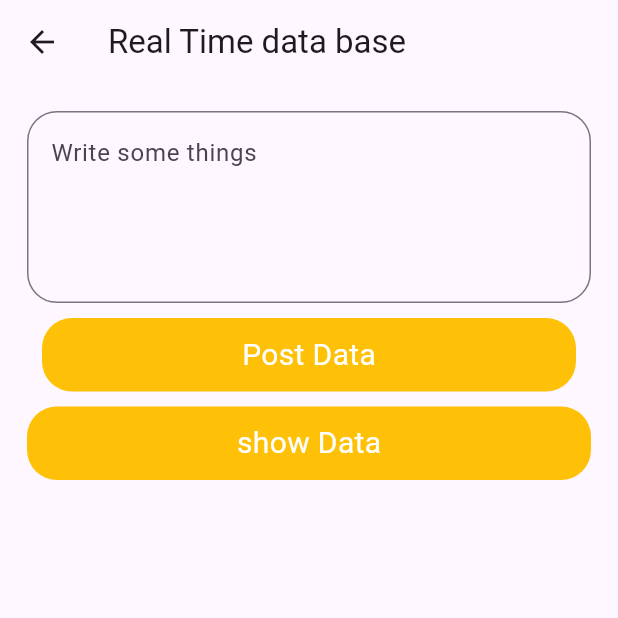
After one commit to kripesh13/device_token, a Flutter app: the RealTimeDatabseScreen screen opened directly, on a phone screen of 412 x 824 dp, the top half of it. The commit adds this screen. Run offline on Flutter 3.47's test engine with Material 3 defaults, Android fonts, the phone set to English and light mode, and no system bars; our stand-ins replace cloud_firestore, firebase_auth, firebase_core, firebase_database, firebase_messaging, firebase_storage and 3 more; missing offline and left inert: app_settings; accounts and stored records are empty; key blocks and very long unbroken strings in the code were emptied for the run.

Commit message:
firebase with fire store

```diff
--- /dev/null
+++ b/lib/fireStore/fire_store_state.dart
@@ -0,0 +1,34 @@
+
+import 'package:cloud_firestore/cloud_firestore.dart';
+import 'package:firebase_storage/firebase_storage.dart';
+import 'package:flutter/material.dart';
+
+
+class FireStoreState extends ChangeNotifier {
+  final fireStoreRef = FirebaseFirestore.instance.collection('user');
+  TextEditingController messageControllerr = TextEditingController();
+
+
+  bool isLoading = false;
+  String id = DateTime.now().millisecondsSinceEpoch.toString();
+
+
+  onSendData() async {
+    isLoading = true;
+    notifyListeners();
+    await fireStoreRef.doc(id).set({
+      "title": messageControllerr.text.toString(),
+      "price": 50,
+      "id": id,
+    }).then((value) {
+      id = DateTime.now().millisecondsSinceEpoch.toString();
+      messageControllerr.clear();
+      notifyListeners();
+    }).onError((error, stackTrace) {
+      print(stackTrace);
+    });
+
+    isLoading = false;
+    notifyListeners();
+  }
+}
--- /dev/null
+++ b/lib/realTimeDatabase/realTime_database_state.dart
@@ -0,0 +1,26 @@
+import 'package:firebase_database/firebase_database.dart';
+import 'package:flutter/material.dart';
+
+class RealTimeDataBase extends ChangeNotifier {
+  TextEditingController messageControllerr = TextEditingController();
+  bool isLoading = false;
+  final firebaseRef = FirebaseDatabase.instance.ref('post');
+
+  String id = DateTime.now().millisecondsSinceEpoch.toString();
+  onSendData() async {
+    isLoading = true;
+    notifyListeners();
+    await firebaseRef.child(id).set({
+      "title": messageControllerr.text.toString(),
+      "price": 50,
+      "id": id,
+    }).then((value) {
+      id = DateTime.now().millisecondsSinceEpoch.toString();
+      messageControllerr.clear();
+      notifyListeners();
+    });
+
+    isLoading = false;
+    notifyListeners();
+  }
+}
--- /dev/null
+++ b/lib/realTimeDatabase/realtime_database.dart
@@ -0,0 +1,93 @@
+import 'package:device_token/realTimeDatabase/realTime_database_state.dart';
+import 'package:device_token/showData/show_data.dart';
+import 'package:device_token/showData/show_data_state.dart';
+import 'package:flutter/material.dart';
+import 'package:provider/provider.dart';
+
+class RealTimeDatabseScreen extends StatelessWidget {
+  const RealTimeDatabseScreen({super.key});
+
+  @override
+  Widget build(BuildContext context) {
+    final state = Provider.of<RealTimeDataBase>(context);
+    return Scaffold(
+      appBar: AppBar(
+        title: Text("Real Time data base"),
+      ),
+      body: SingleChildScrollView(
+        child: Padding(
+          padding: const EdgeInsets.all(18.0),
+          child: Column(
+            children: [
+              TextFormField(
+                maxLines: 4,
+                controller: state.messageControllerr,
+                decoration: InputDecoration(
+                  border: OutlineInputBorder(
+                    borderRadius: BorderRadius.circular(20),
+                  ),
+                  hintText: 'Write some things',
+                ),
+              ),
+              Padding(
+                padding: const EdgeInsets.all(10.0),
+                child: InkWell(
+                  onTap: () {
+                    state.onSendData();
+                  },
+                  child: Container(
+                    padding: EdgeInsets.all(10),
+                    decoration: BoxDecoration(
+                        color: Colors.amber,
+                        borderRadius: BorderRadius.circular(20)),
+                    child: Row(
+                      mainAxisAlignment: MainAxisAlignment.center,
+                      children: [
+                        Text(
+                          "Post Data",
+                          style: TextStyle(color: Colors.white, fontSize: 20),
+                        ),
+                        state.isLoading == true
+                            ? CircularProgressIndicator(
+                                color: Colors.red,
+                              )
+                            : Container(),
+                      ],
+                    ),
+                  ),
+                ),
+              ),
+              InkWell(
+                onTap: () {
+                  Navigator.push(
+                      context,
+                      MaterialPageRoute(
+                        builder: (context) => ChangeNotifierProvider(
+                          child: const ShowData(),
+                          create: (_) => ShowDataState(),
+                        ),
+                      ));
+                },
+                child: Container(
+                  padding: EdgeInsets.all(10),
+                  decoration: BoxDecoration(
+                      color: Colors.amber,
+                      borderRadius: BorderRadius.circular(20)),
+                  child: const Row(
+                    mainAxisAlignment: MainAxisAlignment.center,
+                    children: [
+                      Text(
+                        "show Data",
+                        style: TextStyle(color: Colors.white, fontSize: 20),
+                      ),
+                    ],
+                  ),
+                ),
+              )
+            ],
+          ),
+        ),
+      ),
+    );
+  }
+}
--- a/pubspec.yaml
+++ b/pubspec.yaml
@@ -41,6 +41,12 @@ dependencies:
   app_settings: ^5.1.1
   googleapis_auth: ^1.6.0
   http: ^1.2.2
+  firebase_database: ^11.0.3
+  provider: ^6.1.2
+  firebase_storage: ^12.1.1
+  cloud_firestore: ^5.1.0
+  image_picker: ^1.1.2
+  firebase_auth: ^5.1.2
 
 dev_dependencies:
   flutter_test:
```
Also changed, not shown: lib/FirestoreDataShow/fire_base_show.dart (added, +76 -0 lines), lib/FirestoreDataShow/fire_base_show_state.dart (added, +80 -0 lines), lib/fireImage/fire_image_screen.dart (added, +61 -0 lines), lib/fireImage/fire_image_state.dart (added, +51 -0 lines), lib/fireStore/firestore_screen.dart (added, +92 -0 lines), lib/home/home_screen.dart (+23 -11 lines), lib/main.dart (+14 -3 lines), lib/showData/show_data.dart (added, +90 -0 lines), lib/showData/show_data_state.dart (added, +78 -0 lines), pubspec.lock, 7 other files.
